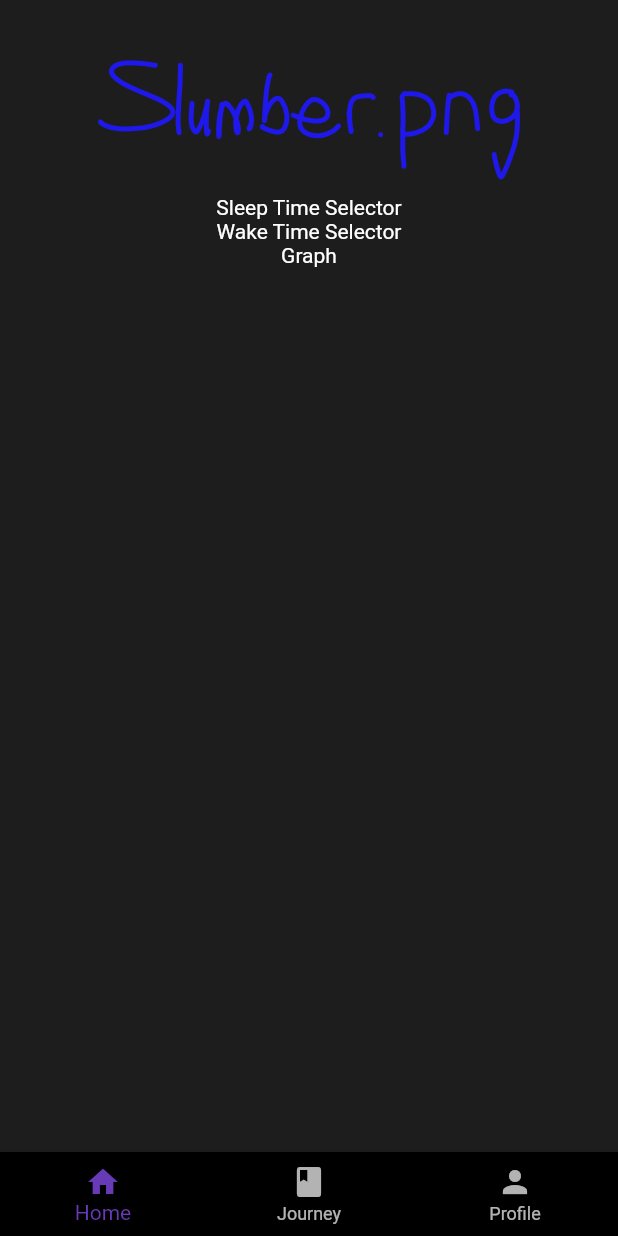
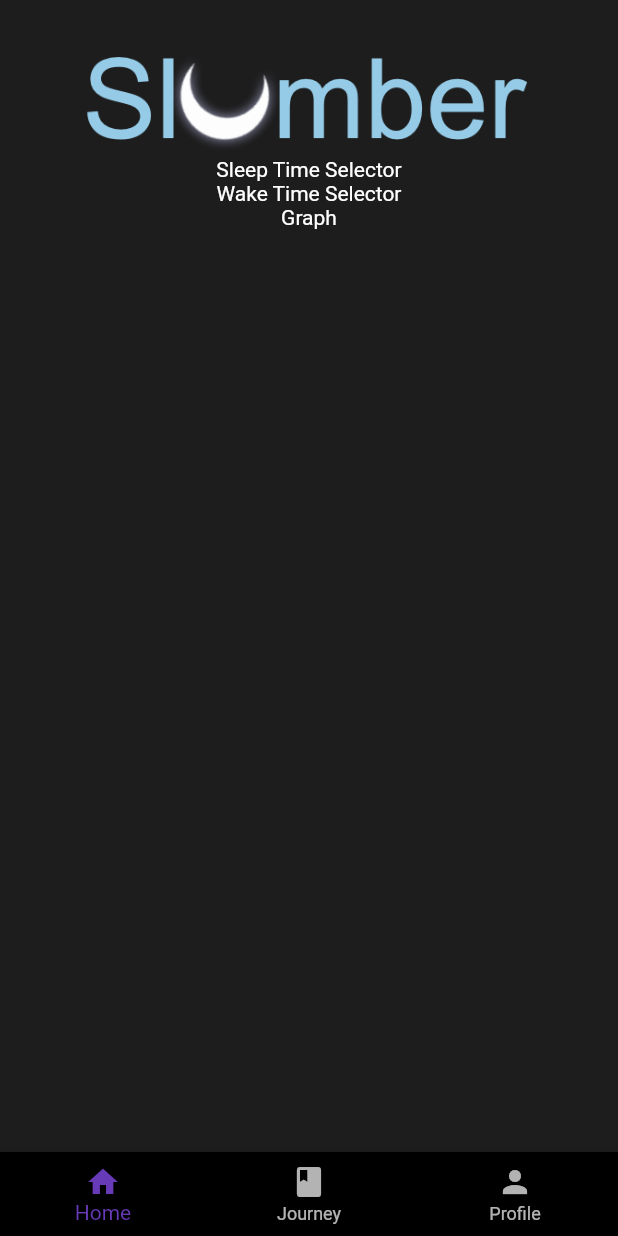
Before and after one commit to jeongral/CS125-Slumber, a Flutter app: the screen it shows after launch, on a phone screen of 412 x 824 dp. Run offline on Flutter 3.47's test engine with Material 2 defaults, Android fonts, the phone set to English and light mode, and no system bars.

Commit message:
Updated Image TODO: Fix icons

```diff
--- a/src/lib/ui/home_page.dart
+++ b/src/lib/ui/home_page.dart
@@ -16,7 +16,7 @@ class  HomePage extends StatelessWidget {
               children: <Widget>[
                 new Container(
                   margin: EdgeInsets.only(top:30),
-                  height:100,
+                  height:75,
                   child:  new Image.asset("images/slumber.png"),
                 )
               ],
```
Also changed, not shown: src/assets/images/slumber.png, src/images/slumber.png.
